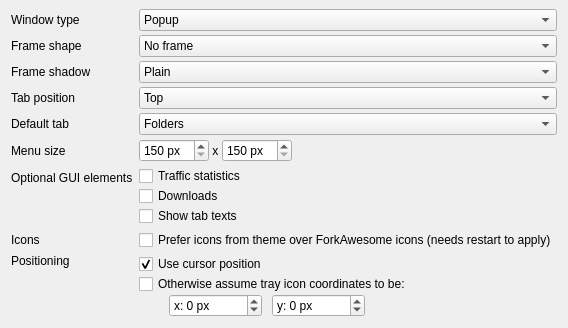
Qt form syncthingwidgets/settings/appearanceoptionpage.ui (Martchus/syncthingtray) before a commit.
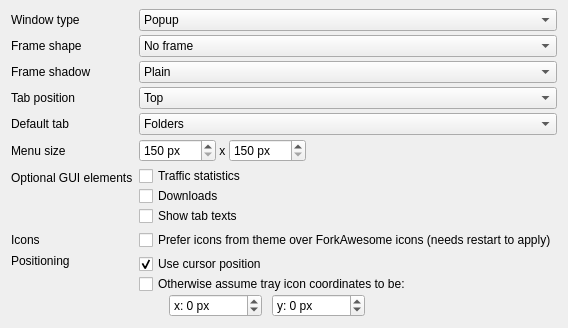
The same form after that commit. Icons and pictures are not drawn.

Commit message: Increase maximum width/height configurable in appearance settings

Diff of the .ui file:
```diff
--- a/syncthingwidgets/settings/appearanceoptionpage.ui
+++ b/syncthingwidgets/settings/appearanceoptionpage.ui
@@ -151,7 +151,7 @@
         <number>150</number>
        </property>
        <property name="maximum">
-        <number>1000</number>
+        <number>15000</number>
        </property>
        <property name="singleStep">
         <number>10</number>
@@ -189,7 +189,7 @@
         <number>150</number>
        </property>
        <property name="maximum">
-        <number>1000</number>
+        <number>15000</number>
        </property>
        <property name="singleStep">
         <number>10</number>
```
